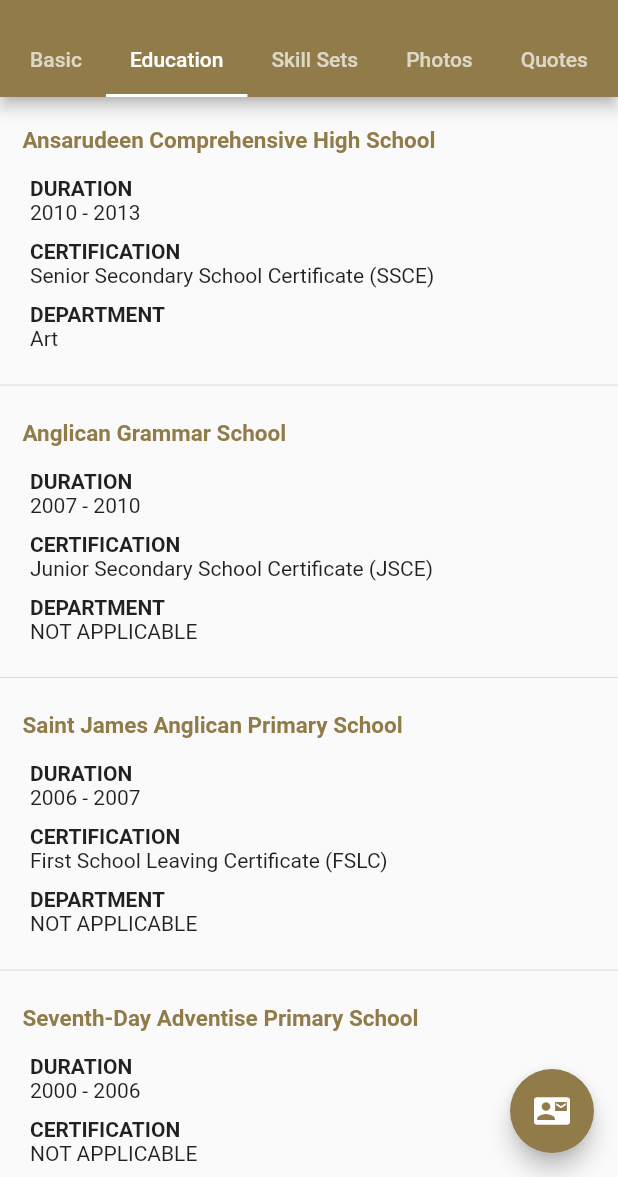
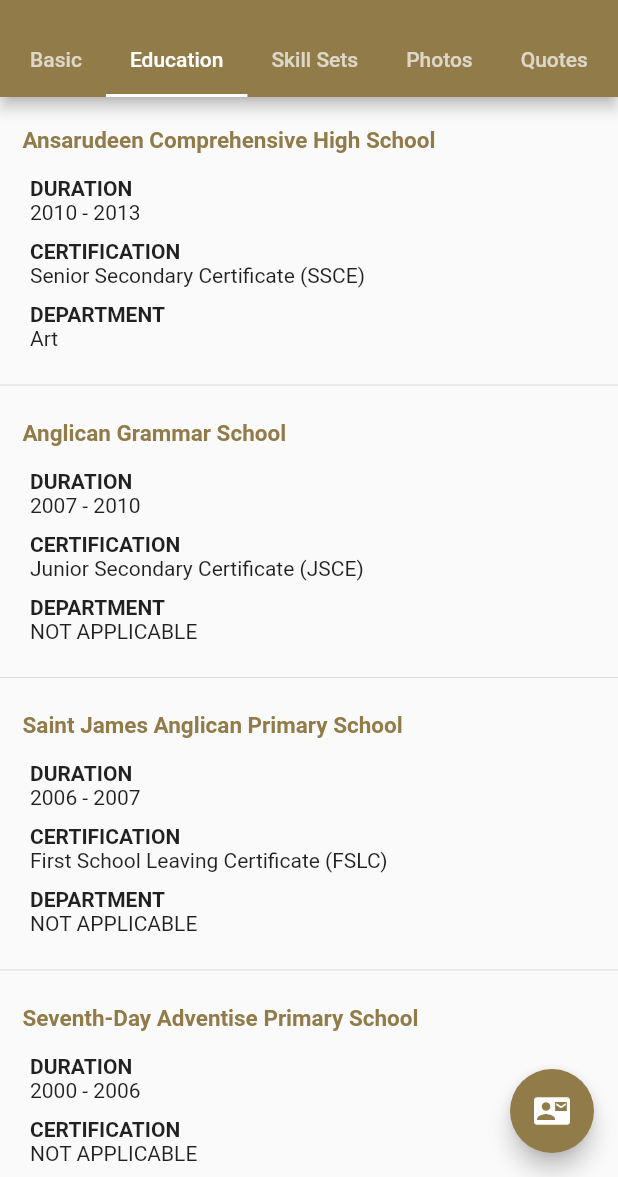
Before and after one commit to horlarme/lawal_oladipupo, a Flutter app: the FirstPage screen opened by its route, tab 2 chosen, on a phone screen of 412 x 824 dp, the part 59-1236 px from its top. Run offline on Flutter 3.47's test engine with Material 2 defaults, Android fonts, the phone set to English and light mode, and no system bars; missing offline and left inert: countdown.

Commit message:
Fixed typo on Education Tab

```diff
--- a/lib/screens/TabViews/EducationTabView.dart
+++ b/lib/screens/TabViews/EducationTabView.dart
@@ -10,13 +10,13 @@ class _EducationTabView extends State<EducationTabView> {
   List<Widget> _data = [
     EducationListItem(
       school: "Ansarudeen Comprehensive High School",
-      certification: "Senior Secondary School Certificate (SSCE)",
+      certification: "Senior Secondary Certificate (SSCE)",
       department: "Art",
       duration: "2010 - 2013",
     ),
     EducationListItem(
       school: "Anglican Grammar School",
-      certification: "Junior Secondary School Certificate (JSCE)",
+      certification: "Junior Secondary Certificate (JSCE)",
       department: "NOT APPLICABLE",
       duration: "2007 - 2010",
     ),
```
